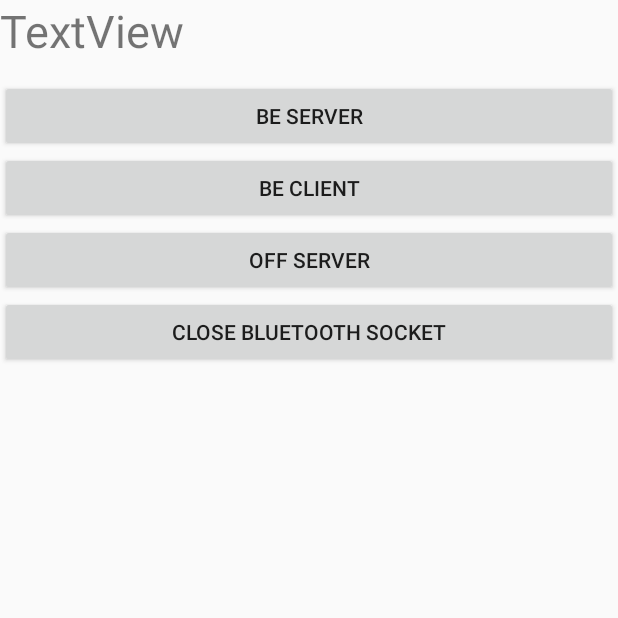
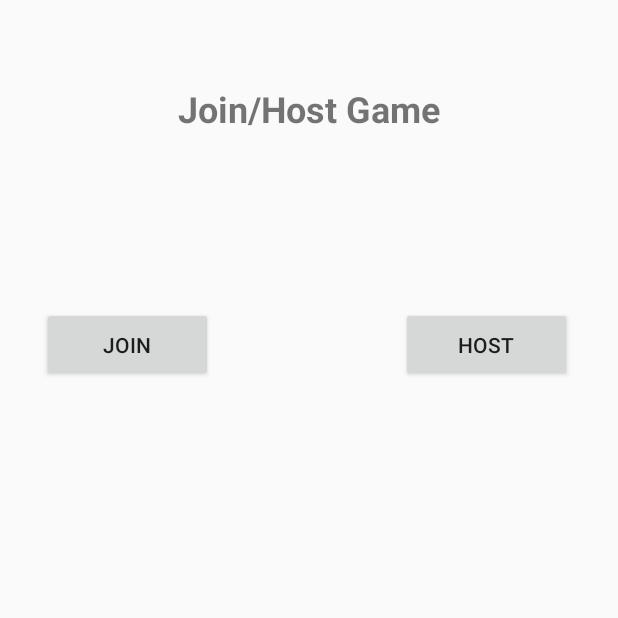
Before and after one commit to SELC-ISU/2DMultiplayer, an Android app: the screen it shows after launch (MainActivity), on a phone screen of 412 x 824 dp, the top half of it. Run offline under Robolectric (Android 15) with nearby library versions, the phone set to English and light mode, and no system bars.

```diff
--- a/app/src/main/java/com/example/a2dgame/MainActivity.java
+++ b/app/src/main/java/com/example/a2dgame/MainActivity.java
@@ -51,7 +51,8 @@ public class MainActivity extends AppCompatActivity implements View.OnClickListe
 
     ScrollView sv;
 
-    Button btnSend, btnDisconnect, btnEnDiscov, btnMakeDiscov,btnOff;
+    Button btnSend, btnDisconnect, btnJoin, btnHost;
+    TextView txtAvailable;
 
 
     /**
@@ -64,7 +65,7 @@ public class MainActivity extends AppCompatActivity implements View.OnClickListe
 
         switchToMainLayout();
 
-        switchToSecondaryLayout();
+        switchToJoinHostLayout();
 
         enableBT();
 
@@ -93,37 +94,25 @@ public class MainActivity extends AppCompatActivity implements View.OnClickListe
 
         switch (v.getId()) {
 
-            case R.id.btnClient:
+            case R.id.btnJoin:
 
                 makeDiscoverable();
 
                 break;
 
 
-            case R.id.btnServer:
+            case R.id.btnHost:
 
                 commenceDiscovery(true);  //starts server discovery
 
                 break;
 
-            case R.id.btnOff:
-
-                commenceDiscovery(false);  //turns the server discovery off
-
-                break;
-
-            case R.id.btnClose:
-
-                    closeSockets();  //disconnects any devices
-                    deviceConnected = 0;
-
-                break;
 
             case R.id.btnDisconnect:
 
                 closeSockets();  //disconnects any device
                 Log.d(TAG,"DISCONNECTING from messageing screen");
-                switchToSecondaryLayout();  //switches to the connect options screen
+                switchToJoinHostLayout();  //switches to the connect options screen
                 deviceConnected = 0;
 
                 break;
@@ -143,11 +132,6 @@ public class MainActivity extends AppCompatActivity implements View.OnClickListe
 
                 break;
 
-            case R.id.msgBox:
-
-                //sv.scrollTo(0, sv.getBottom());
-
-                break;
 
             default:
                 break;
@@ -202,6 +186,9 @@ public class MainActivity extends AppCompatActivity implements View.OnClickListe
      */
     public void makeDiscoverable(){
 
+        lvNewDevices.setVisibility(View.INVISIBLE);
+        txtAvailable.setVisibility(View.INVISIBLE);
+
         Log.d(TAG,"Making device discoverable");
         Intent discoverableIntent = new Intent(BluetoothAdapter.ACTION_REQUEST_DISCOVERABLE);
         discoverableIntent.putExtra(BluetoothAdapter.EXTRA_DISCOVERABLE_DURATION, ENABLE_DISCOVERABILITY_DURATION);  //sets the amount of time to be discoverable, ENABLE_DISCOVERABILITY_DURATION
@@ -226,6 +213,8 @@ public class MainActivity extends AppCompatActivity implements View.OnClickListe
         checkBTPermissions(); //checks to ensure that this permission is enabled on device
                                 //will come up with permission request on phone
                                 //only necessary on new android versios
+        lvNewDevices.setVisibility(View.VISIBLE);
+        txtAvailable.setVisibility(View.VISIBLE);
 
         if(bluetoothAdapter.isDiscovering()){
             discoveredDevices.clear();
@@ -309,21 +298,23 @@ public class MainActivity extends AppCompatActivity implements View.OnClickListe
     /**
      * Switches the focus of the app to the connection screen
      */
-    public void switchToSecondaryLayout(){
-        setContentView(R.layout.secondary_layout);
-        btnEnDiscov = (Button) findViewById(R.id.btnClient);
-        btnEnDiscov.setOnClickListener(this); // calling onClick() method
+    public void switchToJoinHostLayout(){
+        setContentView(R.layout.join_host_layout);
 
-        btnMakeDiscov = (Button) findViewById(R.id.btnServer);
-        btnMakeDiscov.setOnClickListener(this);
+        btnJoin = (Button) findViewById(R.id.btnJoin);
+        btnJoin.setOnClickListener(this);
 
-        btnOff = (Button) findViewById(R.id.btnOff);
-        btnOff.setOnClickListener(this);
+        btnHost = (Button) findViewById(R.id.btnHost);
+        btnHost.setOnClickListener(this);
+
+        txtAvailable= (TextView) findViewById(R.id.txtAvailable);
+        txtAvailable.setVisibility(View.INVISIBLE);
 
         lvNewDevices = (ListView) findViewById(R.id.lvNewDevices);
 
+        lvNewDevices.setOnItemClickListener(MainActivity.this);
 
-        lvNewDevices.setOnItemClickListener(MainActivity.this);
+        lvNewDevices.setVisibility(View.INVISIBLE);
     }
 
     /**
@@ -332,7 +323,6 @@ public class MainActivity extends AppCompatActivity implements View.OnClickListe
     public void switchToMainLayout(){
         setContentView(R.layout.activity_main);
 
-        mainText = (TextView)findViewById(R.id.txtMain);
     }
 
 
--- /dev/null
+++ b/app/src/main/res/layout/join_host_layout.xml
@@ -0,0 +1,75 @@
+<?xml version="1.0" encoding="utf-8"?>
+<androidx.constraintlayout.widget.ConstraintLayout xmlns:android="http://schemas.android.com/apk/res/android"
+    xmlns:app="http://schemas.android.com/apk/res-auto"
+    xmlns:tools="http://schemas.android.com/tools"
+    android:layout_width="match_parent"
+    android:layout_height="match_parent"
+    android:background="#00FFFFFF">
+
+    <ListView
+        android:id="@+id/lvNewDevices"
+        android:layout_width="413dp"
+        android:layout_height="364dp"
+        android:layout_marginBottom="3dp"
+        android:visibility="invisible"
+        app:layout_constraintBottom_toBottomOf="parent"
+        app:layout_constraintEnd_toEndOf="parent"
+        app:layout_constraintStart_toStartOf="parent"></ListView>
+
+    <TextView
+        android:id="@+id/txtJoinTitle"
+        android:layout_width="291dp"
+        android:layout_height="41dp"
+        android:layout_marginStart="60dp"
+        android:layout_marginTop="56dp"
+        android:layout_marginEnd="60dp"
+        android:text="Join/Host Game"
+        android:textAlignment="center"
+        android:textAllCaps="false"
+        android:textSize="24sp"
+        android:textStyle="bold"
+        app:layout_constraintEnd_toEndOf="parent"
+        app:layout_constraintStart_toStartOf="parent"
+        app:layout_constraintTop_toTopOf="parent" />
+
+    <Button
+        android:id="@+id/btnJoin"
+        android:layout_width="114dp"
+        android:layout_height="50dp"
+        android:layout_marginStart="60dp"
+        android:layout_marginTop="107dp"
+        android:layout_marginEnd="65dp"
+        android:text="Join"
+        app:layout_constraintEnd_toStartOf="@+id/btnHost"
+        app:layout_constraintStart_toStartOf="parent"
+        app:layout_constraintTop_toBottomOf="@+id/txtJoinTitle" />
+
+    <Button
+        android:id="@+id/btnHost"
+        android:layout_width="114dp"
+        android:layout_height="50dp"
+        android:layout_marginStart="60dp"
+        android:layout_marginTop="107dp"
+        android:layout_marginEnd="63dp"
+        android:text="Host"
+        app:layout_constraintEnd_toEndOf="parent"
+        app:layout_constraintStart_toEndOf="@+id/btnJoin"
+        app:layout_constraintTop_toBottomOf="@+id/txtJoinTitle" />
+
+    <TextView
+        android:id="@+id/txtAvailable"
+        android:layout_width="wrap_content"
+        android:layout_height="wrap_content"
+        android:layout_marginStart="77dp"
+        android:layout_marginTop="78dp"
+        android:layout_marginEnd="77dp"
+        android:layout_marginBottom="8dp"
+        android:text="Available Bluetooth Connections"
+        android:textAlignment="center"
+        android:textSize="18sp"
+        android:visibility="invisible"
+        app:layout_constraintBottom_toTopOf="@+id/lvNewDevices"
+        app:layout_constraintEnd_toEndOf="parent"
+        app:layout_constraintStart_toStartOf="parent"
+        app:layout_constraintTop_toBottomOf="@+id/btnJoin" />
+</androidx.constraintlayout.widget.ConstraintLayout>
--- a/app/src/main/res/layout/secondary_layout.xml
+++ /dev/null
@@ -1,43 +0,0 @@
-<?xml version="1.0" encoding="utf-8"?>
-<LinearLayout xmlns:android="http://schemas.android.com/apk/res/android"
-    android:layout_width="wrap_content"
-    android:layout_height="wrap_content"
-    android:orientation="vertical"
-    android:descendantFocusability="blocksDescendants">
-
-    <TextView
-        android:id="@+id/txtMain"
-        android:layout_width="match_parent"
-        android:layout_height="53dp"
-        android:text="TextView"
-        android:textSize="30sp" />
-
-    <Button
-        android:id="@+id/btnServer"
-        android:layout_width="match_parent"
-        android:layout_height="wrap_content"
-        android:text="be server" />
-
-    <Button
-        android:id="@+id/btnClient"
-        android:layout_width="match_parent"
-        android:layout_height="wrap_content"
-        android:text="Be Client" />
-
-    <Button
-        android:id="@+id/btnOff"
-        android:layout_width="match_parent"
-        android:layout_height="wrap_content"
-        android:text="OFF Server" />
-
-    <Button
-        android:id="@+id/btnClose"
-        android:layout_width="match_parent"
-        android:layout_height="wrap_content"
-        android:text="Close Bluetooth Socket" />
-
-    <ListView
-        android:id="@+id/lvNewDevices"
-        android:layout_width="match_parent"
-        android:layout_height="432dp"></ListView>
-</LinearLayout>
```
